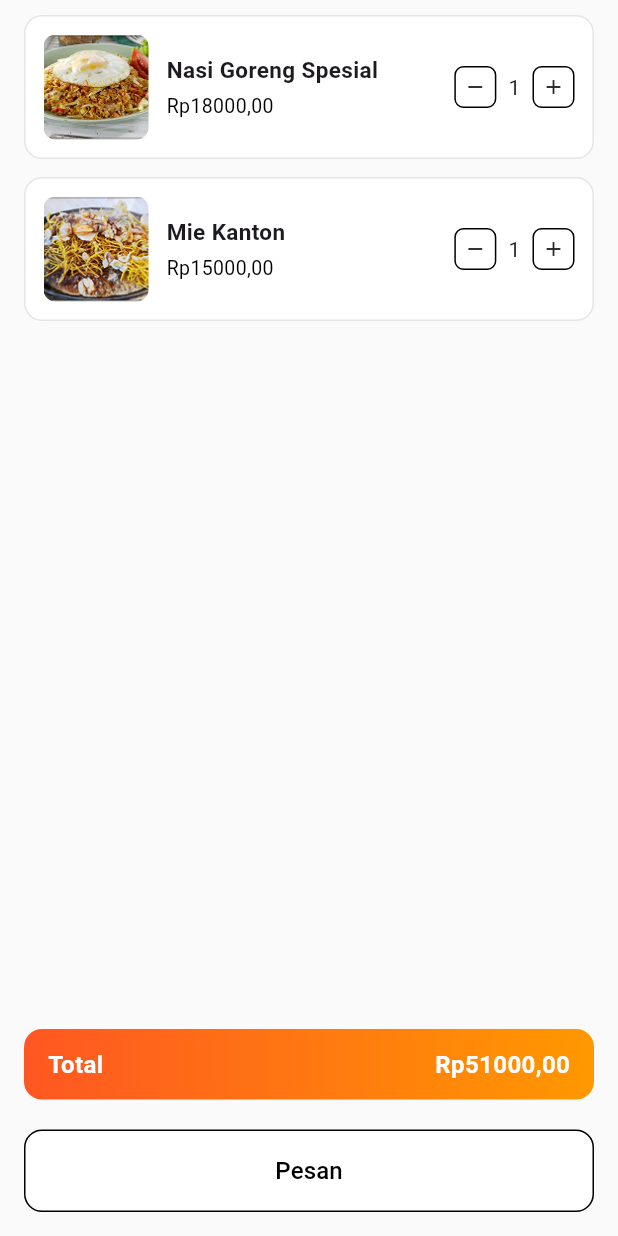
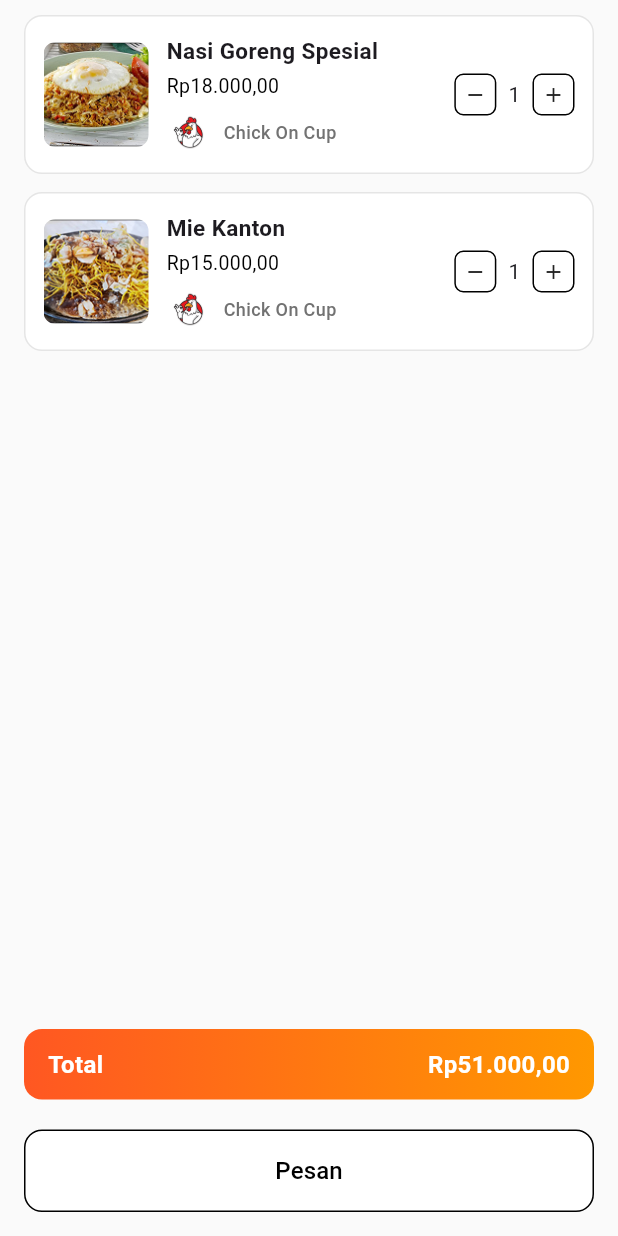
Before and after one commit to mzkyann/ALP-Canteen, a Flutter app: the KeranjangPage screen opened by its route, after a tap on the "remove" icon, on a phone screen of 412 x 824 dp. Run offline on Flutter 3.47's test engine with Material 3 defaults, Android fonts, the phone set to English and light mode, and no system bars; our stand-ins replace flutter_riverpod, flutter_time_picker_spinner; generated files the repository leaves out were written again.

Commit message:
perbaiki hal keranjang

```diff
--- a/ALP-Canteen-struktur-frontend/cipeats/lib/main.dart
+++ b/ALP-Canteen-struktur-frontend/cipeats/lib/main.dart
@@ -37,7 +37,7 @@ class MyApp extends StatelessWidget {
         primarySwatch: Colors.orange,
         useMaterial3: true,
       ),
-      initialRoute: '/pesanan',
+      initialRoute: '/home',
       routes: {
         '/splash': (context) => const SplashScreen(),
         '/login': (context) => const LoginPage(),
--- a/ALP-Canteen-struktur-frontend/cipeats/lib/model/cart_model.dart
+++ b/ALP-Canteen-struktur-frontend/cipeats/lib/model/cart_model.dart
@@ -4,6 +4,8 @@ class CartModel {
   final int quantity;
   final int price;
   final String imageUrl;
+  final String vendorImage;
+  final String vendorName;
 
   CartModel({
     required this.id,
@@ -11,6 +13,8 @@ class CartModel {
     required this.quantity,
     required this.price,
     required this.imageUrl,
+    required this.vendorImage,
+    required this.vendorName,
   });
 
   CartModel copyWith({
@@ -19,6 +23,8 @@ class CartModel {
     int? quantity,
     int? price,
     String? imageUrl,
+    String? vendorImage,
+    String? vendorName,
   }) {
     return CartModel(
       id: id ?? this.id,
@@ -26,6 +32,8 @@ class CartModel {
       quantity: quantity ?? this.quantity,
       price: price ?? this.price,
       imageUrl: imageUrl ?? this.imageUrl,
+      vendorImage: vendorImage ?? this.vendorImage,
+      vendorName: vendorName ?? this.vendorName,
     );
   }
 
@@ -36,6 +44,20 @@ class CartModel {
       quantity: json['quantity'],
       price: json['price'],
       imageUrl: json['imageUrl'],
+      vendorImage: json['vendorImage'],
+      vendorName: json['vendorName'],
     );
   }
+
+  Map<String, dynamic> toJson() {
+    return {
+      'id': id,
+      'name': name,
+      'quantity': quantity,
+      'price': price,
+      'imageUrl': imageUrl,
+      'vendorImage': vendorImage,
+      'vendorName': vendorName,
+    };
+  }
 }
--- a/ALP-Canteen-struktur-frontend/cipeats/lib/model/history_item.dart
+++ b/ALP-Canteen-struktur-frontend/cipeats/lib/model/history_item.dart
@@ -1,6 +1,6 @@
 class HistoryItem {
   final String? name;
-  final String? imageUrl;
+    final String? imageUrl;
   final int? price;
   final String? vendor;
   final String? vendorLogo;
--- a/ALP-Canteen-struktur-frontend/cipeats/lib/view/akun.dart
+++ b/ALP-Canteen-struktur-frontend/cipeats/lib/view/akun.dart
@@ -1,6 +1,6 @@
 import 'package:flutter/material.dart';
 import 'package:flutter_riverpod/flutter_riverpod.dart';
-import '../user_view_model.dart';
+import '../view_model/user_view_model.dart';
 
 class AkunPage extends ConsumerStatefulWidget {
   const AkunPage({super.key});
--- a/ALP-Canteen-struktur-frontend/cipeats/lib/view/checkout.dart
+++ b/ALP-Canteen-struktur-frontend/cipeats/lib/view/checkout.dart
@@ -1,7 +1,7 @@
 import 'package:flutter/material.dart';
 import 'package:flutter_riverpod/flutter_riverpod.dart';
 import '../model/checkout_item_model.dart';
-import '../checkout_view_model.dart';
+import '../view_model/checkout_view_model.dart';
 import 'package:flutter_time_picker_spinner/flutter_time_picker_spinner.dart';
 
 class CheckoutPage extends ConsumerWidget {
@@ -289,7 +289,6 @@ class CheckoutPage extends ConsumerWidget {
 
             const SizedBox(height: 16),
 
-            // Catatan opsional
             const Text('Tulis Catatan (opsional)'),
             TextField(
               maxLines: 3,
@@ -302,7 +301,6 @@ class CheckoutPage extends ConsumerWidget {
 
             const SizedBox(height: 32),
 
-            // Box Biaya Admin & Total Pembayaran
             Center(
               child: Container(
                 width: MediaQuery.of(context).size.width * 0.9,
@@ -326,7 +324,6 @@ class CheckoutPage extends ConsumerWidget {
 
             const SizedBox(height: 32),
 
-            // Tombol Beli
             ElevatedButton(
               style: ElevatedButton.styleFrom(
                 minimumSize: const Size.fromHeight(50),
--- a/ALP-Canteen-struktur-frontend/cipeats/lib/view/keranjang.dart
+++ b/ALP-Canteen-struktur-frontend/cipeats/lib/view/keranjang.dart
@@ -1,4 +1,5 @@
 import 'package:flutter/material.dart';
+import 'package:intl/intl.dart';
 import 'package:flutter_riverpod/flutter_riverpod.dart';
 import '../view_model/cart_viewmodel.dart';
 import '../model/cart_model.dart';
@@ -10,6 +11,7 @@ class KeranjangPage extends ConsumerWidget {
   Widget build(BuildContext context, WidgetRef ref) {
     final cartItems = ref.watch(cartProvider);
     final totalPrice = ref.watch(totalPriceProvider);
+    final currencyFormatter = NumberFormat.decimalPattern('id');
 
     return Scaffold(
       backgroundColor: const Color.fromARGB(255, 250, 250, 250),
@@ -27,7 +29,6 @@ class KeranjangPage extends ConsumerWidget {
                     },
                   ),
                 ),
-
                 Container(
                   margin: const EdgeInsets.symmetric(horizontal: 16),
                   padding: const EdgeInsets.symmetric(horizontal: 16, vertical: 12),
@@ -49,7 +50,7 @@ class KeranjangPage extends ConsumerWidget {
                         ),
                       ),
                       Text(
-                        "Rp$totalPrice,00",
+                        "Rp${currencyFormatter.format(totalPrice)},00",
                         style: const TextStyle(
                           fontSize: 16,
                           fontWeight: FontWeight.bold,
@@ -59,9 +60,7 @@ class KeranjangPage extends ConsumerWidget {
                     ],
                   ),
                 ),
-
                 const SizedBox(height: 20),
-
                 Padding(
                   padding: const EdgeInsets.symmetric(horizontal: 16),
                   child: SizedBox(
@@ -130,11 +129,36 @@ class KeranjangPage extends ConsumerWidget {
                 ),
                 const SizedBox(height: 4),
                 Text(
-                  "Rp${item.price},00",
+                  "Rp${NumberFormat.decimalPattern('id').format(item.price)},00",
                   style: const TextStyle(
                     fontSize: 13,
-                    color: Colors.black, // ← hitam
+                    color: Colors.black,
                   ),
+                ),
+                const SizedBox(height: 6),
+                Row(
+                  children: [
+                    ClipOval(
+                      child: Image.asset(
+                        item.vendorImage,
+                        width: 30,
+                        height: 30,
+                        fit: BoxFit.cover,
+                      ),
+                    ),
+                    const SizedBox(width: 8),
+                    Flexible(
+                      child: Text(
+                        item.vendorName,
+                        style: const TextStyle(
+                          fontSize: 12,
+                          fontWeight: FontWeight.w500,
+                          color: Color.fromARGB(255, 114, 114, 114),
+                        ),
+                        overflow: TextOverflow.ellipsis,
+                      ),
+                    ),
+                  ],
                 ),
               ],
             ),
@@ -148,18 +172,22 @@ class KeranjangPage extends ConsumerWidget {
                     showDialog(
                       context: context,
                       builder: (ctx) => AlertDialog(
-                        title: const Text("Hapus item?"),
-                        content: const Text("Apakah kamu yakin ingin menghapus item ini dari keranjang?"),
+                        title: const Text("Hapus Item"),
+                        content: const Text("Yakin ingin menghapus item ini dari keranjang?"),
                         actions: [
                           TextButton(
-                            onPressed: () => Navigator.pop(ctx),
+                            onPressed: () => Navigator.of(ctx).pop(),
+                            style: TextButton.styleFrom(foregroundColor: Colors.red),
                             child: const Text("Batal"),
                           ),
                           TextButton(
                             onPressed: () {
                               ref.read(cartProvider.notifier).removeItem(item.id);
-                              Navigator.pop(ctx);
+                              Navigator.of(ctx).pop();
                             },
+                            style: TextButton.styleFrom(
+                              foregroundColor: const Color.fromARGB(221, 62, 62, 62),
+                            ),
                             child: const Text("Hapus"),
                           ),
                         ],
--- a/ALP-Canteen-struktur-frontend/cipeats/lib/view/riwayat.dart
+++ b/ALP-Canteen-struktur-frontend/cipeats/lib/view/riwayat.dart
@@ -103,7 +103,7 @@ class _OrderCard extends StatelessWidget {
                           height: 30,
                           fit: BoxFit.contain,
                           errorBuilder: (context, error, stackTrace) =>
-                              const Icon(Icons.storefront, size: 14, color: Colors.black54),
+                              const Icon(Icons.storefront, size: 14, color: Color.fromARGB(255, 114, 114, 114),),
                         )
                       else
                         const Icon(Icons.storefront, size: 14, color: Colors.black54),
--- a/ALP-Canteen-struktur-frontend/cipeats/lib/view_model/cart_viewmodel.dart
+++ b/ALP-Canteen-struktur-frontend/cipeats/lib/view_model/cart_viewmodel.dart
@@ -12,6 +12,8 @@ class CartViewModel extends StateNotifier<List<CartModel>> {
       quantity: 2,
       price: 18000,
       imageUrl: "assets/images/Nasi_Goreng.png",
+      vendorImage: 'assets/images/ChickonCup.png',
+      vendorName: 'Chick On Cup',
     ),
     CartModel(
       id: 2,
@@ -19,6 +21,8 @@ class CartViewModel extends StateNotifier<List<CartModel>> {
       quantity: 1,
       price: 15000,
       imageUrl: "assets/images/Mie_Kanton.png",
+      vendorImage: 'assets/images/ChickonCup.png',
+      vendorName: 'Chick On Cup',
     ),
   ];
 
--- a/ALP-Canteen-struktur-frontend/cipeats/lib/view_model/checkout_view_model.dart
+++ b/ALP-Canteen-struktur-frontend/cipeats/lib/view_model/checkout_view_model.dart
@@ -1,7 +1,7 @@
 import 'package:flutter_riverpod/flutter_riverpod.dart';
 import 'package:flutter/material.dart';
-import '../model/checkout_item_model.dart';
-import '../view/checkout.dart';
+import '../../model/checkout_item_model.dart';
+import '../../view/checkout.dart';
 
 enum DeliveryMethod { pickup, delivered }
 enum DeliveryTime { now, scheduled }
--- a/ALP-Canteen-struktur-frontend/cipeats/lib/view_model/user_view_model.dart
+++ b/ALP-Canteen-struktur-frontend/cipeats/lib/view_model/user_view_model.dart
@@ -1,6 +1,6 @@
 import 'package:flutter_riverpod/flutter_riverpod.dart';
-import '../model/user_model.dart';
-import '../view/akun.dart';
+import '../../model/user_model.dart';
+import '../../view/akun.dart';
 
 class UserViewModel extends StateNotifier<UserModel> {
   UserViewModel()
```
